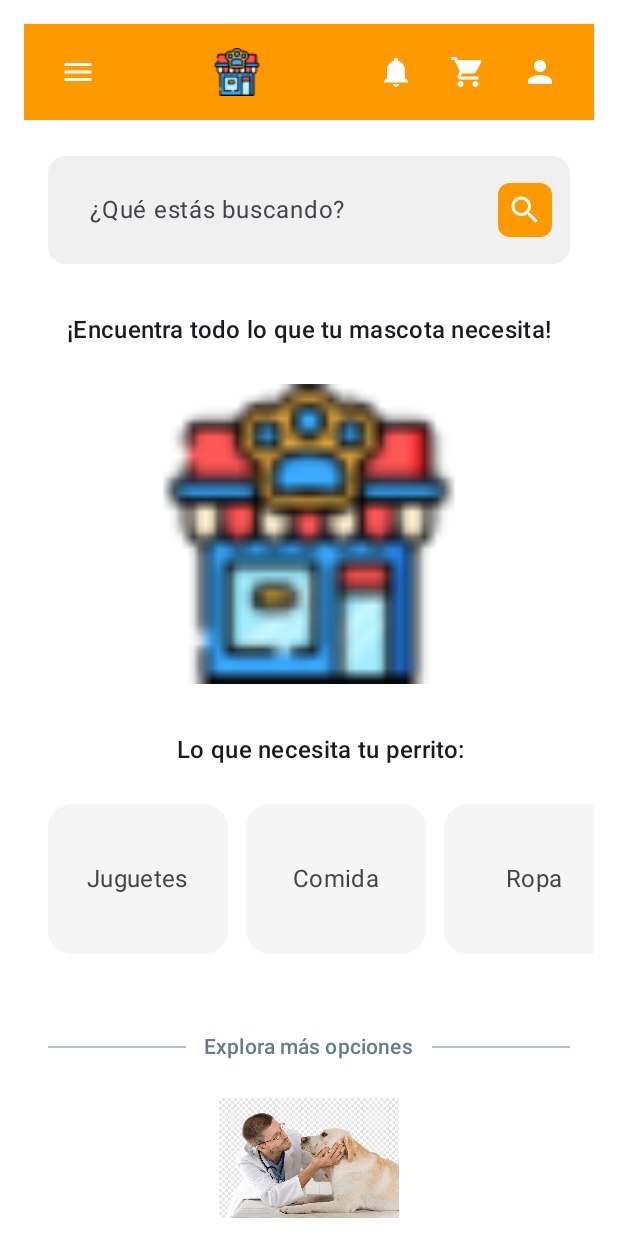
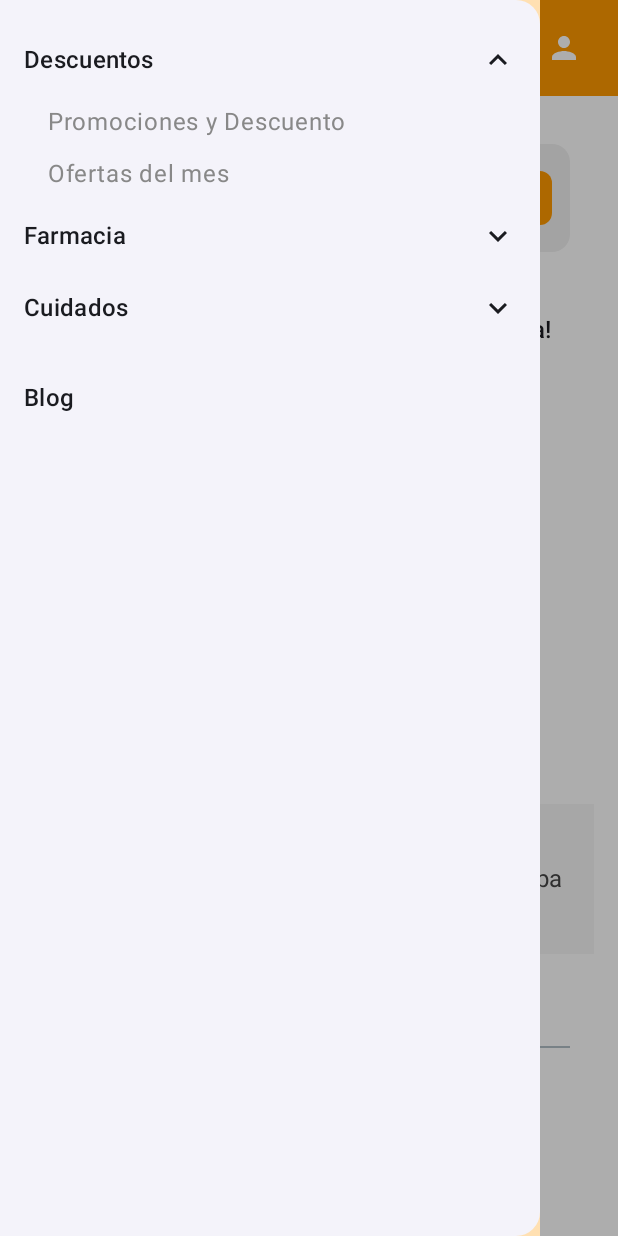
Before and after one commit to albieri765/Mimos, an Android app built with Jetpack Compose: the screen it shows after launch (MainActivity), after a tap on "Notificaciones", on a phone screen of 412 x 824 dp. Run offline under Robolectric (Android 15) with nearby library versions, the phone set to English and light mode, and no system bars; our stand-ins replace accompanist; 2 other taps on this screen came first.

Commit message:
Sexto Commit: Aplicar funcionamiento al drawer con contenido.

```diff
--- a/app/build.gradle.kts
+++ b/app/build.gradle.kts
@@ -41,6 +41,7 @@ android {
 
 dependencies {
 
+    implementation ("androidx.compose.material:material-icons-extended:1.2.1")
     implementation ("com.google.accompanist:accompanist-pager:0.34.0")
     implementation ("com.google.accompanist:accompanist-pager-indicators:0.34.0")
     implementation ("androidx.compose.material3:material3:1.2.1")
--- a/app/src/main/java/com/example/mimos/screens/MainScreen.kt
+++ b/app/src/main/java/com/example/mimos/screens/MainScreen.kt
@@ -9,7 +9,6 @@ import androidx.compose.ui.graphics.Color
 import androidx.compose.ui.unit.dp
 import com.example.mimos.screens.components.TopHeader
 import com.example.mimos.screens.components.SearchBar
-import androidx.compose.material3.TextFieldDefaults
 import androidx.compose.ui.Alignment
 import com.example.mimos.screens.components.ProductPager
 import com.example.mimos.screens.components.CategoryCarousel
@@ -17,26 +16,66 @@ import com.example.mimos.screens.components.SectionDivider
 import com.example.mimos.screens.components.FeatureButtons
 import androidx.compose.foundation.rememberScrollState
 import androidx.compose.foundation.verticalScroll
+import com.example.mimos.screens.components.DrawerContent
 import com.example.mimos.screens.components.FoodImageGrid
 import com.example.mimos.screens.components.FooterSection
 import com.example.mimos.screens.components.InfoSection
 import com.example.mimos.screens.components.SectionTitle
+import com.example.mimos.screens.components.DrawerContent
+import kotlinx.coroutines.launch
+import androidx.compose.foundation.layout.WindowInsets
+import androidx.compose.foundation.layout.statusBars
+import androidx.compose.foundation.layout.windowInsetsPadding
+import androidx.compose.material3.MaterialTheme
+
+
 
 
 @OptIn(ExperimentalMaterial3Api::class)
 @Composable
 fun MainScreen() {
     val scrollState = rememberScrollState()
+    val drawerState = rememberDrawerState(initialValue = DrawerValue.Closed)
+    val scope = rememberCoroutineScope()
+
+    ModalNavigationDrawer(
+        drawerState = drawerState,
+        drawerContent = {
+            ModalDrawerSheet(
+                modifier = Modifier
+                    .fillMaxHeight()
+                    .background(Color(0xFFFFE0B2))
+                    .windowInsetsPadding(WindowInsets.statusBars)
+            ) {
+                DrawerContent(
+                    onNavigate = { route ->
+                        println("Navegar a: $route") // En el futuro usarás navController.navigate(route)
+                    },
+                    onCloseDrawer = {
+                        scope.launch { drawerState.close() }
+                    }
+                )
+            }
+        }
+    ){
+        Scaffold(
+            topBar = {
+                TopHeader {
+                    scope.launch { drawerState.open() }
+                }
+            }
+        ) { innerPadding ->
             Column(
                 modifier = Modifier
+                    .padding(innerPadding)
                     .fillMaxSize()
                     .background(Color.White)
                     .verticalScroll(scrollState)
                     .padding(16.dp)
             ) {
-        TopHeader()
+                SearchBar()
                 Spacer(modifier = Modifier.height(8.dp))
-        SearchBar()
+
                 Text(
                     text = "¡Encuentra todo lo que tu mascota necesita!",
                     style = MaterialTheme.typography.titleMedium,
@@ -45,6 +84,7 @@ fun MainScreen() {
                         .padding(top = 16.dp)
                         .wrapContentWidth(Alignment.CenterHorizontally)
                 )
+
                 Spacer(modifier = Modifier.height(24.dp))
                 ProductPager()
                 Spacer(modifier = Modifier.height(24.dp))
@@ -57,37 +97,26 @@ fun MainScreen() {
                         .padding(start = 16.dp, top = 8.dp)
                         .wrapContentWidth(Alignment.CenterHorizontally)
                 )
+
                 Spacer(modifier = Modifier.height(8.dp))
-        CategoryCarousel { category ->
-            // Por ahora, solo mostramos el nombre en consola o con un Toast
-            println("Categoría seleccionada: $category")
+                CategoryCarousel { println("Categoría seleccionada: $it") }
 
-            // 🔜 Más adelante aquí irás a otra pantalla
-            // navController.navigate("ruta_a_${category}")
-        }
                 Spacer(modifier = Modifier.height(24.dp))
-
                 SectionDivider(text = "Explora más opciones")
-
                 Spacer(modifier = Modifier.height(12.dp))
 
-        FeatureButtons { route ->
-            println("Clic en: $route") // Más adelante -> navegas con NavController
-        }
+                FeatureButtons { println("Clic en: $it") }
+
                 Spacer(modifier = Modifier.height(24.dp))
+                SectionTitle(title = "Comida para perros")
+                FoodImageGrid { println("Clic en imagen: $it") }
 
-        SectionTitle(title = "Comida para perros")
+                SectionTitle(title = "Sobre Nosotros")
+                InfoSection()
 
-        FoodImageGrid { productId ->
-            println("Clic en imagen: $productId")
-            // TODO: Aquí se podrá navegar a otra pantalla en el futuro
-        }
-        SectionTitle(title = "Sobre Nosotros")
-
-        InfoSection()
                 Spacer(modifier = Modifier.height(24.dp))
                 FooterSection()
-
             }
-
         }
+    }
+}
--- /dev/null
+++ b/app/src/main/java/com/example/mimos/screens/components/DrawerContent.kt
@@ -0,0 +1,148 @@
+package com.example.mimos.screens.components
+
+import androidx.compose.foundation.Image
+import androidx.compose.foundation.clickable
+import androidx.compose.foundation.layout.*
+import androidx.compose.foundation.lazy.LazyColumn
+import androidx.compose.material.icons.Icons
+import androidx.compose.material.icons.filled.*
+import androidx.compose.material3.*
+import androidx.compose.runtime.*
+import androidx.compose.ui.Alignment
+import androidx.compose.ui.Modifier
+import androidx.compose.ui.graphics.Color
+import androidx.compose.ui.res.painterResource
+import androidx.compose.ui.unit.dp
+import com.example.mimos.R
+import androidx.compose.material.icons.filled.ExpandLess
+import androidx.compose.material.icons.filled.ExpandMore
+
+
+@Composable
+fun DrawerContent(
+    onNavigate: (String) -> Unit,
+    onCloseDrawer: () -> Unit
+) {
+    LazyColumn(modifier = Modifier.fillMaxSize().padding(16.dp)) {
+        item {
+            DrawerItemWithSubOptions(
+                title = "Descuentos",
+                subItems = listOf("Promociones y Descuento", "Ofertas del mes"),
+                onItemClick = onNavigate
+            )
+
+            DrawerItemWithSubOptions(
+                title = "Farmacia",
+                subItems = listOf("Veterinarios a la orden", "Farmacia para perritos"),
+                onItemClick = onNavigate
+            )
+
+            DrawerExpandableGridItem(
+                title = "Cuidados",
+                items = listOf("Cachorro", "Adulto", "Senior"),
+                onItemClick = onNavigate
+            )
+
+            Spacer(modifier = Modifier.height(12.dp))
+
+            Text(
+                text = "Blog",
+                modifier = Modifier
+                    .fillMaxWidth()
+                    .clickable { onNavigate("blog") }
+                    .padding(vertical = 12.dp),
+                style = MaterialTheme.typography.titleMedium
+            )
+        }
+    }
+}
+
+@Composable
+fun DrawerItemWithSubOptions(
+    title: String,
+    subItems: List<String>,
+    onItemClick: (String) -> Unit
+) {
+    var expanded by remember { mutableStateOf(false) }
+
+    Column(modifier = Modifier.fillMaxWidth()) {
+        Row(
+            verticalAlignment = Alignment.CenterVertically,
+            modifier = Modifier
+                .fillMaxWidth()
+                .clickable { expanded = !expanded }
+                .padding(vertical = 12.dp)
+        ) {
+            Text(
+                text = title,
+                style = MaterialTheme.typography.titleMedium,
+                modifier = Modifier.weight(1f)
+            )
+            Icon(
+                imageVector = if (expanded) Icons.Default.ExpandLess else Icons.Default.ExpandMore,
+                contentDescription = null
+            )
+        }
+
+        if (expanded) {
+            subItems.forEach { item ->
+                Text(
+                    text = item,
+                    modifier = Modifier
+                        .fillMaxWidth()
+                        .clickable { onItemClick(item) }
+                        .padding(start = 16.dp, top = 8.dp, bottom = 8.dp),
+                    style = MaterialTheme.typography.bodyLarge,
+                    color = Color.Gray
+                )
+            }
+        }
+    }
+}
+
+@Composable
+fun DrawerExpandableGridItem(
+    title: String,
+    items: List<String>,
+    onItemClick: (String) -> Unit
+) {
+    var expanded by remember { mutableStateOf(false) }
+
+    Column {
+        Row(
+            verticalAlignment = Alignment.CenterVertically,
+            modifier = Modifier
+                .fillMaxWidth()
+                .clickable { expanded = !expanded }
+                .padding(vertical = 12.dp)
+        ) {
+            Text(
+                text = title,
+                style = MaterialTheme.typography.titleMedium,
+                modifier = Modifier.weight(1f)
+            )
+            Icon(
+                imageVector = if (expanded) Icons.Default.ExpandLess else Icons.Default.ExpandMore,
+                contentDescription = null
+            )
+        }
+
+        if (expanded) {
+            items.chunked(2).forEach { rowItems ->
+                Row(modifier = Modifier.fillMaxWidth(), horizontalArrangement = Arrangement.spacedBy(8.dp)) {
+                    rowItems.forEach { label ->
+                        Button(
+                            onClick = { onItemClick(label) },
+                            modifier = Modifier
+                                .weight(1f)
+                                .padding(vertical = 4.dp),
+                            colors = ButtonDefaults.buttonColors(containerColor = Color(0xFFFFCC80))
+                        ) {
+                            Text(text = label)
+                        }
+                    }
+                }
+            }
+        }
+    }
+}
--- a/app/src/main/java/com/example/mimos/screens/components/TopHeader.kt
+++ b/app/src/main/java/com/example/mimos/screens/components/TopHeader.kt
@@ -17,23 +17,29 @@ import androidx.compose.ui.graphics.Color
 import androidx.compose.ui.res.painterResource
 import androidx.compose.ui.unit.dp
 import com.example.mimos.R
+import androidx.compose.foundation.layout.WindowInsets
+import androidx.compose.foundation.layout.statusBars
+import androidx.compose.foundation.layout.windowInsetsPadding
+
 
 @Composable
-fun TopHeader() {
+fun TopHeader(onMenuClick: () -> Unit) {
     Row(
         modifier = Modifier
             .fillMaxWidth()
-            .background(Color(0xFFFF9900)) // Fondo naranja
+            .background(Color(0xFFFF9900))
+            .windowInsetsPadding(WindowInsets.statusBars) // 👈 Esto respeta el espacio del status bar
             .padding(horizontal = 12.dp, vertical = 8.dp),
         verticalAlignment = Alignment.CenterVertically,
         horizontalArrangement = Arrangement.SpaceBetween
-    ) {
-        IconButton(onClick = { /* Abrir menú */ }) {
-            Icon(imageVector = Icons.Default.Menu, contentDescription = "Menú", tint = Color.White)
+    )
+    {
+        IconButton(onClick = onMenuClick) {
+            Icon(Icons.Default.Menu, contentDescription = "Menú", tint = Color.White)
         }
 
         Image(
-            painter = painterResource(id = R.drawable.logo),// ← reemplázalo con tu logo
+            painter = painterResource(id = R.drawable.logo),
             contentDescription = "Logo",
             modifier = Modifier
                 .height(36.dp)
@@ -42,13 +48,13 @@ fun TopHeader() {
 
         Row {
             IconButton(onClick = { /* Notificaciones */ }) {
-                Icon(imageVector = Icons.Default.Notifications, contentDescription = "Notificaciones", tint = Color.White)
+                Icon(Icons.Default.Notifications, contentDescription = "Notificaciones", tint = Color.White)
             }
             IconButton(onClick = { /* Carrito */ }) {
-                Icon(imageVector = Icons.Default.ShoppingCart, contentDescription = "Carrito", tint = Color.White)
+                Icon(Icons.Default.ShoppingCart, contentDescription = "Carrito", tint = Color.White)
             }
             IconButton(onClick = { /* Usuario */ }) {
-                Icon(imageVector = Icons.Default.Person, contentDescription = "Usuario", tint = Color.White)
+                Icon(Icons.Default.Person, contentDescription = "Usuario", tint = Color.White)
             }
         }
     }
```
Lines whose indentation alone changed are shown as unchanged.
